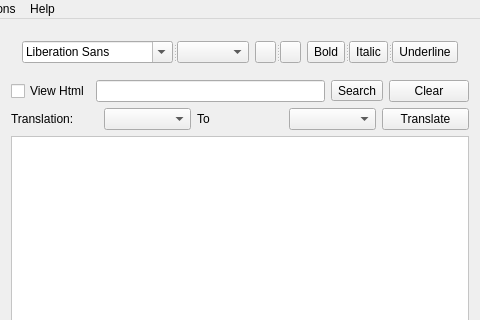
The window that src/mainwindow.ui (ZeroDot1/Clevit) describes before a commit, drawn with Qt 5; both pictures show x 174 to 654 and y 0 to 320 of the 654 by 468 pixel window.
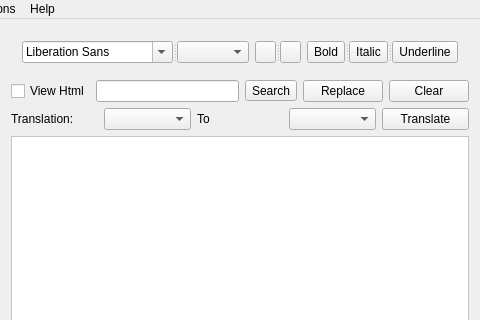
The same window after the commit. Icons and pictures are not drawn.

Commit message: * Added a new feature: Replace a word to another * Translations updated

What changed in the file:
```diff
--- a/src/mainwindow.ui
+++ b/src/mainwindow.ui
@@ -194,6 +194,13 @@
         </property>
        </widget>
       </item>
+      <item>
+       <widget class="QPushButton" name="replaceBtn">
+        <property name="text">
+         <string>Replace</string>
+        </property>
+       </widget>
+      </item>
       <item>
        <widget class="QPushButton" name="clearBtn">
         <property name="text">
```
Left out of the diff: 2 changed lines with no effect on the pictures. The commit also changes 7 other files.
